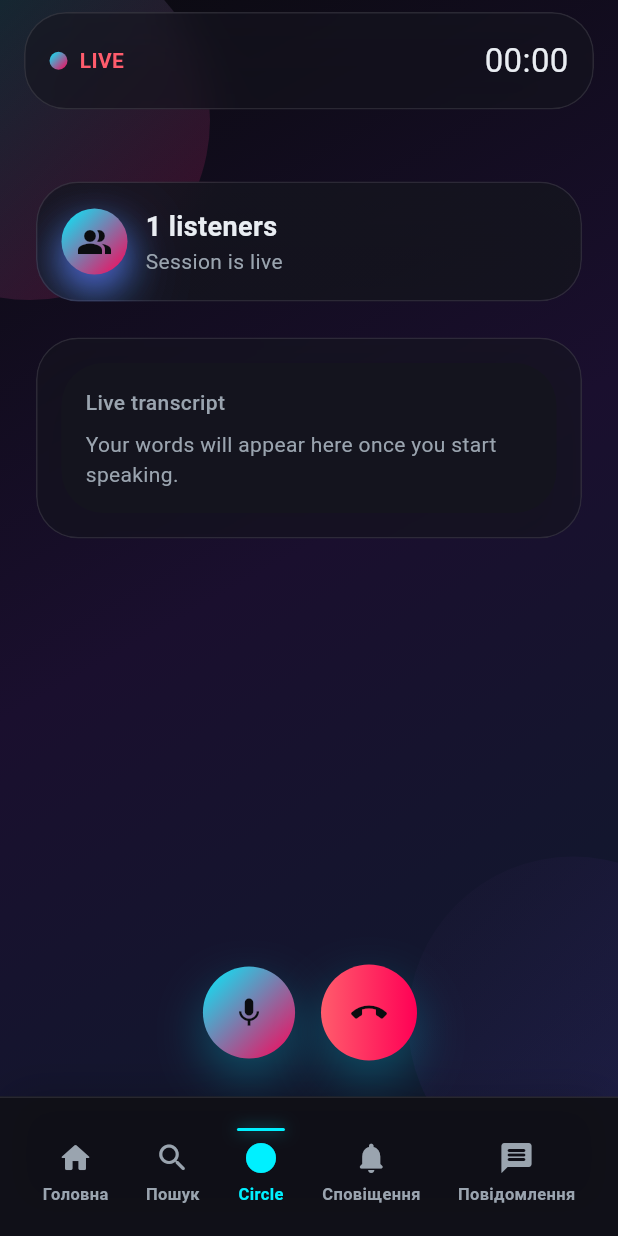
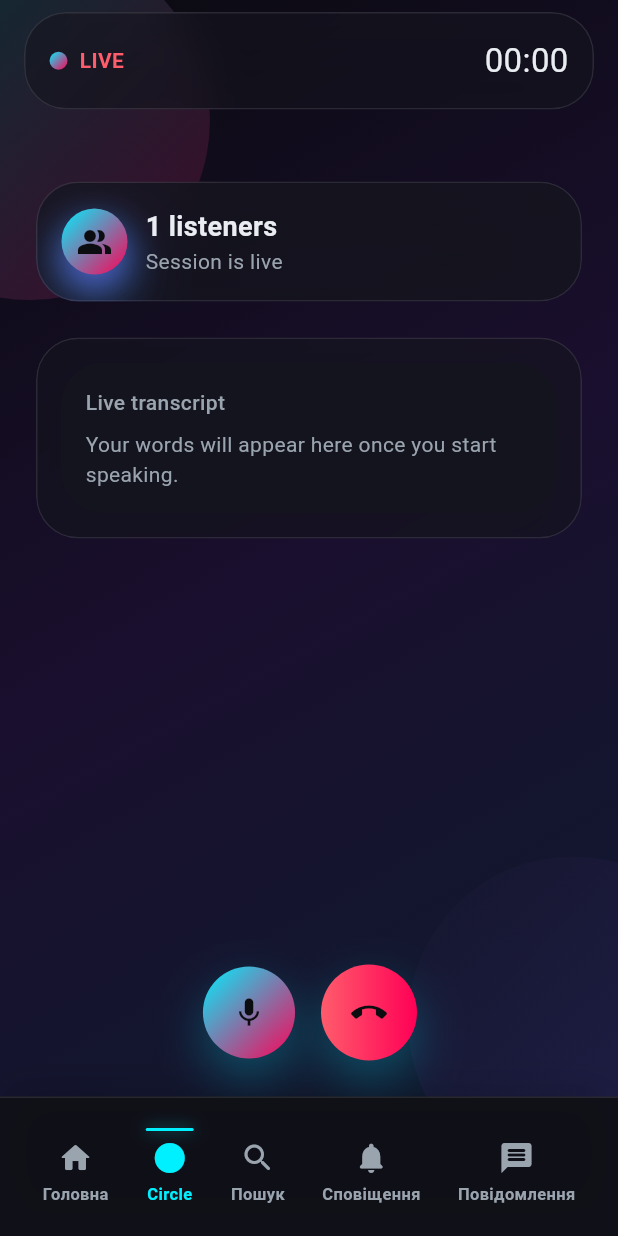
Before and after one commit to JonyBoyko/AmunX, a Flutter app: the MainShell screen opened by its route, scrolled down 120 dp, after a tap on "Головна", after a tap on "Circle", on a phone screen of 412 x 824 dp. Run offline on Flutter 3.47's test engine with Material 3 defaults, Android fonts, the phone set to English and light mode, and no system bars; our stand-ins replace device_info_plus, dio, firebase_core, firebase_messaging, flutter_local_notifications, flutter_riverpod and 3 more; missing offline and left inert: livekit_client, purchases_flutter, record; accounts and stored records are empty; generated files the repository leaves out were written again; network calls fail.

Commit message:
refactor: remove tabs and fix layout

```diff
--- a/mobile/lib/presentation/screens/feed_screen.dart
+++ b/mobile/lib/presentation/screens/feed_screen.dart
@@ -170,19 +170,10 @@ class _FeedScreenState extends ConsumerState<FeedScreen> with SingleTickerProvid
     return CustomScrollView(
       physics: const AlwaysScrollableScrollPhysics(),
       slivers: [
-        SliverAppBar(
-          pinned: true,
-          floating: false,
-          backgroundColor: AppTheme.glassSurface,
-          elevation: 0,
-          toolbarHeight: 56,
-          title: _FeedHeader(
+        SliverToBoxAdapter(
+          child: _FeedHeader(
             onProfileTap: () => context.push('/profile'),
             onInboxTap: () => context.push('/inbox'),
-          ),
-          bottom: PreferredSize(
-            preferredSize: const Size.fromHeight(48),
-            child: _FeedTabBar(controller: _tabController),
           ),
         ),
         if (episodes.isEmpty)
@@ -317,14 +308,18 @@ class _FeedHeader extends StatelessWidget {
   @override
   Widget build(BuildContext context) {
     return Container(
-      padding: const EdgeInsets.symmetric(horizontal: 16, vertical: 12),
+      padding: const EdgeInsets.fromLTRB(16, 20, 16, 16),
       decoration: BoxDecoration(
         color: AppTheme.glassSurface,
         border: Border(bottom: BorderSide(color: AppTheme.glassStroke)),
       ),
       child: Row(
+        crossAxisAlignment: CrossAxisAlignment.center,
         children: [
-          // Avatar (left)
+          // GlitchLogo symbol (left/center)
+          const GlitchLogoSymbol(size: 36),
+          const Spacer(),
+          // Avatar (right)
           GestureDetector(
             onTap: onProfileTap,
             child: Container(
@@ -338,15 +333,14 @@ class _FeedHeader extends StatelessWidget {
               child: const Icon(Icons.person, color: AppTheme.neonBlue, size: 20),
             ),
           ),
-          const Spacer(),
-          // GlitchLogo symbol (center)
-          const GlitchLogoSymbol(size: 32),
-          const Spacer(),
+          const SizedBox(width: 8),
           // AI Digest icon (right)
           IconButton(
             tooltip: 'AI Digest',
             onPressed: onInboxTap,
-            icon: const Icon(Icons.auto_awesome, color: AppTheme.neonPurple),
+            icon: const Icon(Icons.auto_awesome, color: AppTheme.neonPurple, size: 24),
+            padding: EdgeInsets.zero,
+            constraints: const BoxConstraints(),
           ),
         ],
       ),
@@ -1461,6 +1455,7 @@ class _TagPill extends StatelessWidget {
   }
 }
 
+// ignore: unused_element
 class _FeedTabBar extends StatelessWidget {
   final TabController controller;
 
--- a/mobile/lib/presentation/screens/main_shell.dart
+++ b/mobile/lib/presentation/screens/main_shell.dart
@@ -21,9 +21,9 @@ class MainShell extends ConsumerWidget {
       body: IndexedStack(
         index: activeTab.index,
         children: const [
-          FeedScreen(), // Головна (з табами Для вас / Підписки)
+          FeedScreen(), // Головна
+          LiveHostScreen(), // Circle
           SearchScreen(), // Пошук
-          LiveHostScreen(), // Circle (TODO: переробити на список кіл)
           NotificationsScreen(),
           MessagesScreen(),
         ],
--- a/mobile/lib/presentation/widgets/bottom_nav_bar.dart
+++ b/mobile/lib/presentation/widgets/bottom_nav_bar.dart
@@ -1,7 +1,7 @@
 import 'package:flutter/material.dart';
 import '../../app/theme.dart';
 
-enum NavTab { feed, search, circle, notifications, messages }
+enum NavTab { feed, circle, search, notifications, messages }
 
 class BottomNavBar extends StatelessWidget {
   final NavTab activeTab;
@@ -25,8 +25,8 @@ class BottomNavBar extends StatelessWidget {
             mainAxisAlignment: MainAxisAlignment.spaceAround,
             children: [
               _NavItem(icon: Icons.home_rounded, label: 'Головна', isActive: activeTab == NavTab.feed, onTap: () => onTabSelected(NavTab.feed)),
+              _NavItem(icon: Icons.circle_rounded, label: 'Circle', isActive: activeTab == NavTab.circle, onTap: () => onTabSelected(NavTab.circle)),
               _NavItem(icon: Icons.search_rounded, label: 'Пошук', isActive: activeTab == NavTab.search, onTap: () => onTabSelected(NavTab.search)),
-              _NavItem(icon: Icons.circle_rounded, label: 'Circle', isActive: activeTab == NavTab.circle, onTap: () => onTabSelected(NavTab.circle)),
               _NavItem(icon: Icons.notifications_rounded, label: 'Сповіщення', isActive: activeTab == NavTab.notifications, onTap: () => onTabSelected(NavTab.notifications)),
               _NavItem(icon: Icons.message_rounded, label: 'Повідомлення', isActive: activeTab == NavTab.messages, onTap: () => onTabSelected(NavTab.messages)),
             ],
--- a/mobile/lib/presentation/widgets/glitch_logo_symbol.dart
+++ b/mobile/lib/presentation/widgets/glitch_logo_symbol.dart
@@ -1,3 +1,4 @@
+import 'dart:math';
 import 'package:flutter/material.dart';
 
 import '../../app/theme.dart';
@@ -18,7 +19,7 @@ class _GlitchLogoSymbolState extends State<GlitchLogoSymbol> with SingleTickerPr
   void initState() {
     super.initState();
     _controller = AnimationController(
-      duration: const Duration(milliseconds: 4500), // 3x slower
+      duration: const Duration(milliseconds: 2000),
       vsync: this,
     )..repeat();
   }
@@ -55,7 +56,7 @@ class _GlitchWavePainter extends CustomPainter {
   void paint(Canvas canvas, Size size) {
     final paint = Paint()
       ..style = PaintingStyle.stroke
-      ..strokeWidth = 4
+      ..strokeWidth = 3.5
       ..strokeCap = StrokeCap.round
       ..shader = const LinearGradient(
         colors: [AppTheme.neonPurple, AppTheme.neonBlue, AppTheme.neonPurple],
@@ -63,20 +64,18 @@ class _GlitchWavePainter extends CustomPainter {
 
     final path = Path();
     final centerY = size.height / 2;
-    path.moveTo(2, centerY);
+    path.moveTo(0, centerY);
 
-    // Плавна хвиля
-    for (double x = 2; x <= size.width - 2; x += 2) {
-      final wave = sin((x / size.width * 2 * 3.14159) + (animationValue * 3.14159 * 2));
-      final y = centerY + wave * (size.height * 0.3);
+    for (double x = 0; x <= size.width; x += 1) {
+      final normalizedX = x / size.width;
+      final wave = sin((normalizedX * pi * 2) + (animationValue * pi * 2));
+      final y = centerY + wave * (size.height * 0.35);
       path.lineTo(x, y);
     }
 
     canvas.drawPath(path, paint);
   }
 
-  double sin(double value) => (value - (value * value * value / 6) + (value * value * value * value * value / 120));
-
   @override
   bool shouldRepaint(_GlitchWavePainter oldDelegate) => true;
 }
```
